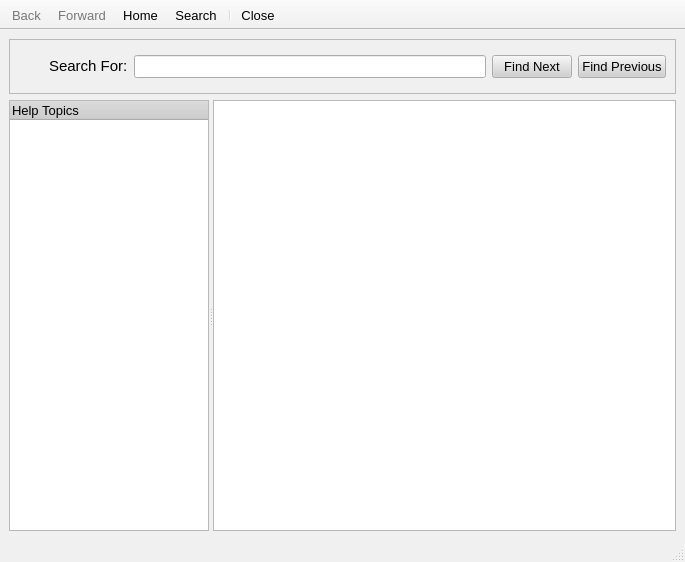
First picture: the form in src/gui/help/browser/helpbrowser.ui, repository a-ilin/vidalia, before the edit.
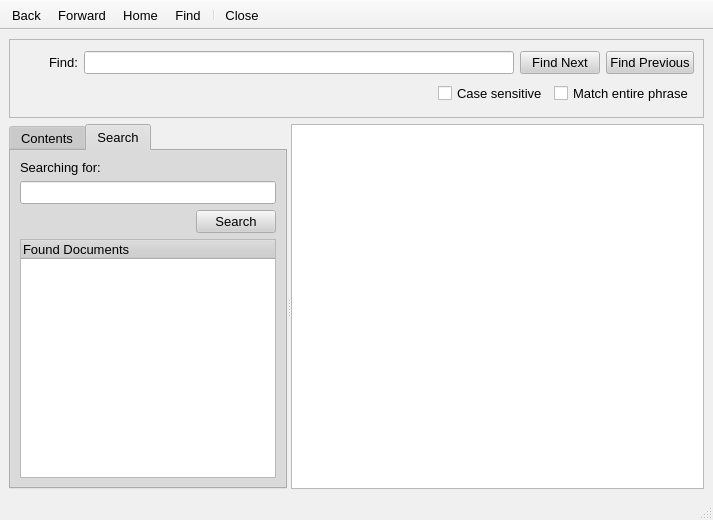
Second picture: the form after the edit. The open tabs and pages were chosen to show the change. Icons and pictures are not drawn.

Commit message:
Finally. Searching works. It's primitive, but I think it'll do for now.
svn:r452

```diff
--- a/src/gui/help/browser/helpbrowser.ui
+++ b/src/gui/help/browser/helpbrowser.ui
@@ -8,8 +8,8 @@
    <rect>
     <x>0</x>
     <y>0</y>
-    <width>685</width>
-    <height>562</height>
+    <width>713</width>
+    <height>520</height>
    </rect>
   </property>
   <property name="sizePolicy" >
@@ -329,7 +329,7 @@
      <number>6</number>
     </property>
     <item>
-     <widget class="QFrame" name="frmSearch" >
+     <widget class="QFrame" name="frmFind" >
       <property name="sizePolicy" >
        <sizepolicy>
         <hsizetype>5</hsizetype>
@@ -341,13 +341,13 @@
       <property name="minimumSize" >
        <size>
         <width>450</width>
-        <height>55</height>
+        <height>79</height>
        </size>
       </property>
       <property name="maximumSize" >
        <size>
         <width>16777215</width>
-        <height>55</height>
+        <height>79</height>
        </size>
       </property>
       <property name="contextMenuPolicy" >
@@ -359,15 +359,23 @@
       <property name="frameShadow" >
        <enum>QFrame::Raised</enum>
       </property>
-      <layout class="QHBoxLayout" >
+      <layout class="QGridLayout" >
        <property name="margin" >
         <number>9</number>
        </property>
        <property name="spacing" >
         <number>6</number>
        </property>
+       <item row="0" column="0" >
+        <layout class="QHBoxLayout" >
+         <property name="margin" >
+          <number>0</number>
+         </property>
+         <property name="spacing" >
+          <number>6</number>
+         </property>
        <item>
-        <widget class="QToolButton" name="btnCloseSearch" >
+          <widget class="QToolButton" name="btnCloseFind" >
          <property name="sizePolicy" >
           <sizepolicy>
            <hsizetype>5</hsizetype>
@@ -413,38 +421,38 @@
        </item>
        <item>
         <widget class="QLabel" name="label" >
+           <property name="font" >
+            <font>
+             <family>Arial</family>
+             <pointsize>10</pointsize>
+             <weight>50</weight>
+             <italic>false</italic>
+             <bold>false</bold>
+             <underline>false</underline>
+             <strikeout>false</strikeout>
+            </font>
+           </property>
          <property name="contextMenuPolicy" >
           <enum>Qt::NoContextMenu</enum>
          </property>
          <property name="text" >
-          <string>&lt;html>&lt;head>&lt;meta name="qrichtext" content="1" />&lt;/head>&lt;body style=" white-space: pre-wrap; font-family:Arial; font-size:10pt; font-weight:400; font-style:normal; text-decoration:none;">&lt;p style=" margin-top:0px; margin-bottom:0px; margin-left:0px; margin-right:0px; -qt-block-indent:0; text-indent:0px;">&lt;span style=" font-size:11pt; color:#000000;">Search For:&lt;/span>&lt;/p>&lt;/body>&lt;/html></string>
+            <string>&lt;html>&lt;head>&lt;meta name="qrichtext" content="1" />&lt;/head>&lt;body style=" white-space: pre-wrap; font-family:Arial; font-size:10pt; font-weight:400; font-style:normal; text-decoration:none;">&lt;p style=" margin-top:0px; margin-bottom:0px; margin-left:0px; margin-right:0px; -qt-block-indent:0; text-indent:0px;">&lt;span style=" color:#000000;">Find:&lt;/span>&lt;/p>&lt;/body>&lt;/html></string>
          </property>
          <property name="buddy" >
-          <cstring></cstring>
+            <cstring>lineFind</cstring>
          </property>
         </widget>
        </item>
        <item>
-        <widget class="QLineEdit" name="lineSearch" >
+          <widget class="QLineEdit" name="lineFind" >
          <property name="contextMenuPolicy" >
           <enum>Qt::NoContextMenu</enum>
          </property>
         </widget>
        </item>
-       <item>
-        <widget class="QPushButton" name="btnFindNext" >
-         <property name="contextMenuPolicy" >
-          <enum>Qt::NoContextMenu</enum>
-         </property>
-         <property name="text" >
-          <string>Find Next</string>
-         </property>
-         <property name="icon" >
-          <iconset resource="..\..\res\vidalia.qrc" >:/images/16x16/16x16/go-next.png</iconset>
-         </property>
-        </widget>
+        </layout>
        </item>
-       <item>
+       <item row="0" column="2" >
         <widget class="QPushButton" name="btnFindPrev" >
          <property name="contextMenuPolicy" >
           <enum>Qt::NoContextMenu</enum>
@@ -457,20 +465,92 @@
          </property>
         </widget>
        </item>
+       <item row="0" column="1" >
+        <widget class="QPushButton" name="btnFindNext" >
+         <property name="contextMenuPolicy" >
+          <enum>Qt::NoContextMenu</enum>
+         </property>
+         <property name="text" >
+          <string>Find Next</string>
+         </property>
+         <property name="icon" >
+          <iconset resource="..\..\res\vidalia.qrc" >:/images/16x16/16x16/go-next.png</iconset>
+         </property>
+        </widget>
+       </item>
+       <item row="1" column="0" colspan="3" >
+        <layout class="QHBoxLayout" >
+         <property name="margin" >
+          <number>0</number>
+         </property>
+         <property name="spacing" >
+          <number>6</number>
+         </property>
+         <item>
+          <spacer>
+           <property name="orientation" >
+            <enum>Qt::Horizontal</enum>
+           </property>
+           <property name="sizeHint" >
+            <size>
+             <width>40</width>
+             <height>20</height>
+            </size>
+           </property>
+          </spacer>
+         </item>
+         <item>
+          <widget class="QCheckBox" name="chkbxMatchCase" >
+           <property name="contextMenuPolicy" >
+            <enum>Qt::NoContextMenu</enum>
+           </property>
+           <property name="text" >
+            <string>Case sensitive</string>
+           </property>
+          </widget>
+         </item>
+         <item>
+          <widget class="QCheckBox" name="chkbxWholePhrase" >
+           <property name="contextMenuPolicy" >
+            <enum>Qt::NoContextMenu</enum>
+           </property>
+           <property name="text" >
+            <string>Match entire phrase</string>
+           </property>
+          </widget>
+         </item>
+        </layout>
+       </item>
       </layout>
      </widget>
     </item>
     <item>
      <widget class="QSplitter" name="splitter" >
-      <property name="minimumSize" >
-       <size>
-        <width>0</width>
-        <height>0</height>
-       </size>
-      </property>
       <property name="orientation" >
        <enum>Qt::Horizontal</enum>
       </property>
+      <widget class="QTabWidget" name="tabsMenu" >
+       <property name="contextMenuPolicy" >
+        <enum>Qt::NoContextMenu</enum>
+       </property>
+       <property name="tabPosition" >
+        <enum>QTabWidget::North</enum>
+       </property>
+       <property name="tabShape" >
+        <enum>QTabWidget::Rounded</enum>
+       </property>
+       <widget class="QWidget" name="tabTOC" >
+        <attribute name="title" >
+         <string>Contents</string>
+        </attribute>
+        <layout class="QVBoxLayout" >
+         <property name="margin" >
+          <number>9</number>
+         </property>
+         <property name="spacing" >
+          <number>6</number>
+         </property>
+         <item>
       <widget class="QTreeWidget" name="treeContents" >
        <property name="sizePolicy" >
         <sizepolicy>
@@ -493,7 +573,7 @@
         </size>
        </property>
        <property name="focusPolicy" >
-        <enum>Qt::NoFocus</enum>
+            <enum>Qt::WheelFocus</enum>
        </property>
        <property name="contextMenuPolicy" >
         <enum>Qt::NoContextMenu</enum>
@@ -510,7 +590,118 @@
         </property>
        </column>
       </widget>
-      <widget class="QTextBrowser" name="txtTopic" >
+         </item>
+        </layout>
+       </widget>
+       <widget class="QWidget" name="tabSearch" >
+        <attribute name="title" >
+         <string>Search</string>
+        </attribute>
+        <layout class="QGridLayout" >
+         <property name="margin" >
+          <number>9</number>
+         </property>
+         <property name="spacing" >
+          <number>6</number>
+         </property>
+         <item row="2" column="1" >
+          <layout class="QHBoxLayout" >
+           <property name="margin" >
+            <number>0</number>
+           </property>
+           <property name="spacing" >
+            <number>6</number>
+           </property>
+           <item>
+            <spacer>
+             <property name="orientation" >
+              <enum>Qt::Horizontal</enum>
+             </property>
+             <property name="sizeHint" >
+              <size>
+               <width>40</width>
+               <height>20</height>
+              </size>
+             </property>
+            </spacer>
+           </item>
+           <item>
+            <widget class="QPushButton" name="btnSearch" >
+             <property name="contextMenuPolicy" >
+              <enum>Qt::NoContextMenu</enum>
+             </property>
+             <property name="text" >
+              <string>Search</string>
+             </property>
+            </widget>
+           </item>
+          </layout>
+         </item>
+         <item row="0" column="0" >
+          <widget class="QLabel" name="label_2" >
+           <property name="contextMenuPolicy" >
+            <enum>Qt::NoContextMenu</enum>
+           </property>
+           <property name="text" >
+            <string>&lt;html>&lt;head>&lt;meta name="qrichtext" content="1" />&lt;/head>&lt;body style=" white-space: pre-wrap; font-family:Arial; font-size:10pt; font-weight:400; font-style:normal; text-decoration:none;">&lt;p style=" margin-top:0px; margin-bottom:0px; margin-left:0px; margin-right:0px; -qt-block-indent:0; text-indent:0px;">&lt;span style=" color:#000000;">Searching for:&lt;/span>&lt;/p>&lt;/body>&lt;/html></string>
+           </property>
+           <property name="buddy" >
+            <cstring>lineSearch</cstring>
+           </property>
+          </widget>
+         </item>
+         <item row="3" column="0" colspan="2" >
+          <widget class="QTreeWidget" name="treeSearch" >
+           <property name="sizePolicy" >
+            <sizepolicy>
+             <hsizetype>5</hsizetype>
+             <vsizetype>7</vsizetype>
+             <horstretch>1</horstretch>
+             <verstretch>0</verstretch>
+            </sizepolicy>
+           </property>
+           <property name="minimumSize" >
+            <size>
+             <width>200</width>
+             <height>0</height>
+            </size>
+           </property>
+           <property name="maximumSize" >
+            <size>
+             <width>16777215</width>
+             <height>16777215</height>
+            </size>
+           </property>
+           <property name="focusPolicy" >
+            <enum>Qt::WheelFocus</enum>
+           </property>
+           <property name="contextMenuPolicy" >
+            <enum>Qt::NoContextMenu</enum>
+           </property>
+           <property name="selectionBehavior" >
+            <enum>QAbstractItemView::SelectItems</enum>
+           </property>
+           <property name="uniformRowHeights" >
+            <bool>true</bool>
+           </property>
+           <column>
+            <property name="text" >
+             <string>Found Documents</string>
+            </property>
+           </column>
+          </widget>
+         </item>
+         <item row="1" column="0" colspan="2" >
+          <widget class="QLineEdit" name="lineSearch" >
+           <property name="contextMenuPolicy" >
+            <enum>Qt::NoContextMenu</enum>
+           </property>
+          </widget>
+         </item>
+        </layout>
+       </widget>
+      </widget>
+      <widget class="QTextBrowser" name="txtBrowser" >
        <property name="sizePolicy" >
         <sizepolicy>
          <hsizetype>7</hsizetype>
@@ -534,8 +725,8 @@
    <property name="geometry" >
     <rect>
      <x>0</x>
-     <y>540</y>
-     <width>685</width>
+     <y>498</y>
+     <width>713</width>
      <height>22</height>
     </rect>
    </property>
@@ -565,7 +756,7 @@
    <addaction name="actionBack" />
    <addaction name="actionForward" />
    <addaction name="actionHome" />
-   <addaction name="actionSearch" />
+   <addaction name="actionFind" />
    <addaction name="separator" />
    <addaction name="actionClose" />
   </widget>
@@ -593,9 +784,6 @@
    <property name="shortcut" >
     <string>Backspace</string>
    </property>
-   <property name="enabled" >
-    <bool>false</bool>
-   </property>
   </action>
   <action name="actionForward" >
    <property name="icon" >
@@ -621,9 +809,6 @@
    <property name="shortcut" >
     <string>Shift+Backspace</string>
    </property>
-   <property name="enabled" >
-    <bool>false</bool>
-   </property>
   </action>
   <action name="actionHome" >
    <property name="icon" >
@@ -650,15 +835,21 @@
     <string>Ctrl+H</string>
    </property>
   </action>
-  <action name="actionSearch" >
+  <action name="actionFind" >
    <property name="icon" >
     <iconset resource="..\..\res\vidalia.qrc" >:/images/22x22/22x22/system-search.png</iconset>
    </property>
    <property name="text" >
-    <string>Search</string>
+    <string>Find</string>
+   </property>
+   <property name="iconText" >
+    <string>Find</string>
+   </property>
+   <property name="toolTip" >
+    <string>Find</string>
    </property>
    <property name="statusTip" >
-    <string>Search for a word or phrase (Ctrl+F)</string>
+    <string>Search for a word or phrase on current page (Ctrl+F)</string>
    </property>
    <property name="font" >
     <font>
```
Left out of the diff: 58 changed lines with no effect on the pictures. Lines whose indentation alone changed are shown as unchanged. The commit also changes 2 other files.
